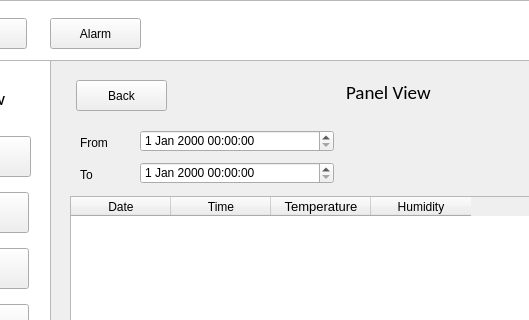
Before: the Qt Designer form DataTable.ui in AliZaiN-157/DataLogger, drawn with Qt 5; both pictures show x 90 to 619 and y 0 to 320 of the 910 by 598 pixel window.
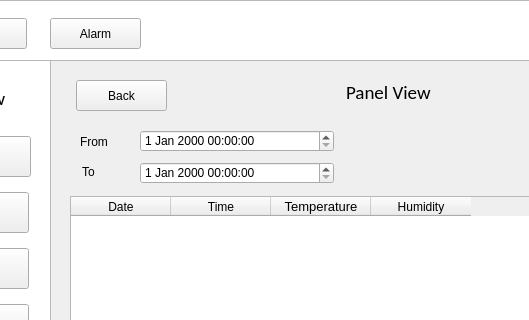
After: the same form once the commit is applied. Icons and pictures are not drawn.

Patch:
```diff
--- a/DataTable.ui
+++ b/DataTable.ui
@@ -256,7 +256,7 @@
      <rect>
       <x>436</x>
       <y>82</y>
-      <width>91</width>
+      <width>103</width>
       <height>21</height>
      </rect>
     </property>
@@ -320,9 +320,9 @@
     <property name="geometry">
      <rect>
       <x>170</x>
-      <y>136</y>
+      <y>134</y>
       <width>47</width>
-      <height>13</height>
+      <height>16</height>
      </rect>
     </property>
     <property name="styleSheet">
@@ -335,10 +335,10 @@
    <widget class="QLabel" name="label_2">
     <property name="geometry">
      <rect>
-      <x>170</x>
-      <y>168</y>
+      <x>172</x>
+      <y>164</y>
       <width>47</width>
-      <height>13</height>
+      <height>16</height>
      </rect>
     </property>
     <property name="styleSheet">
```
Left out of the diff: 2 changed lines with no effect on the pictures.
